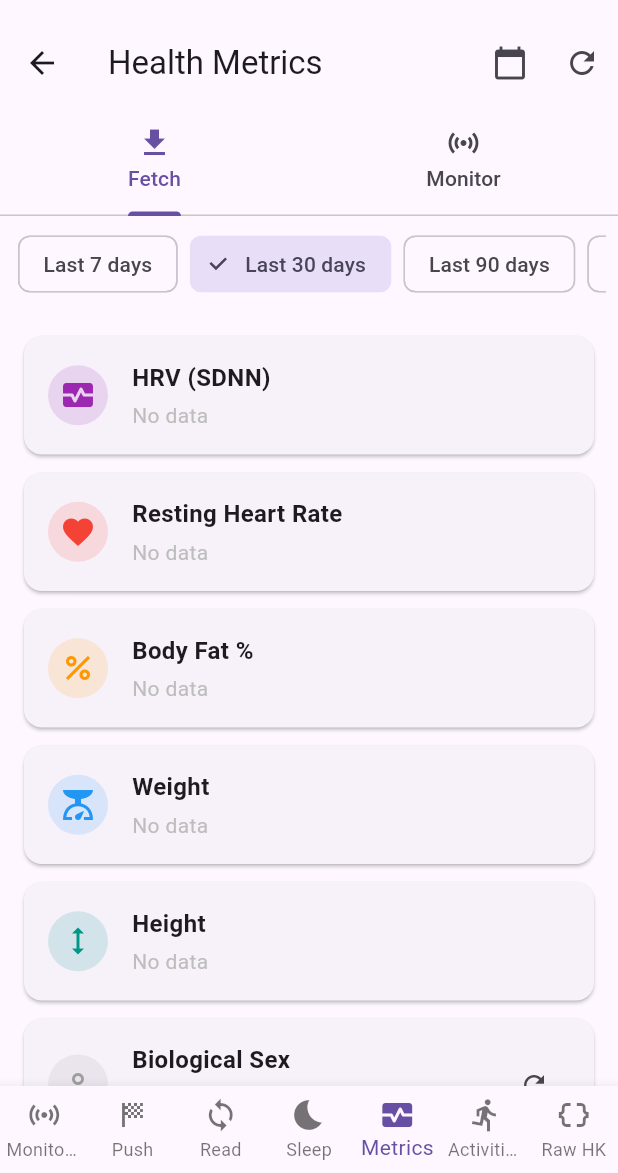
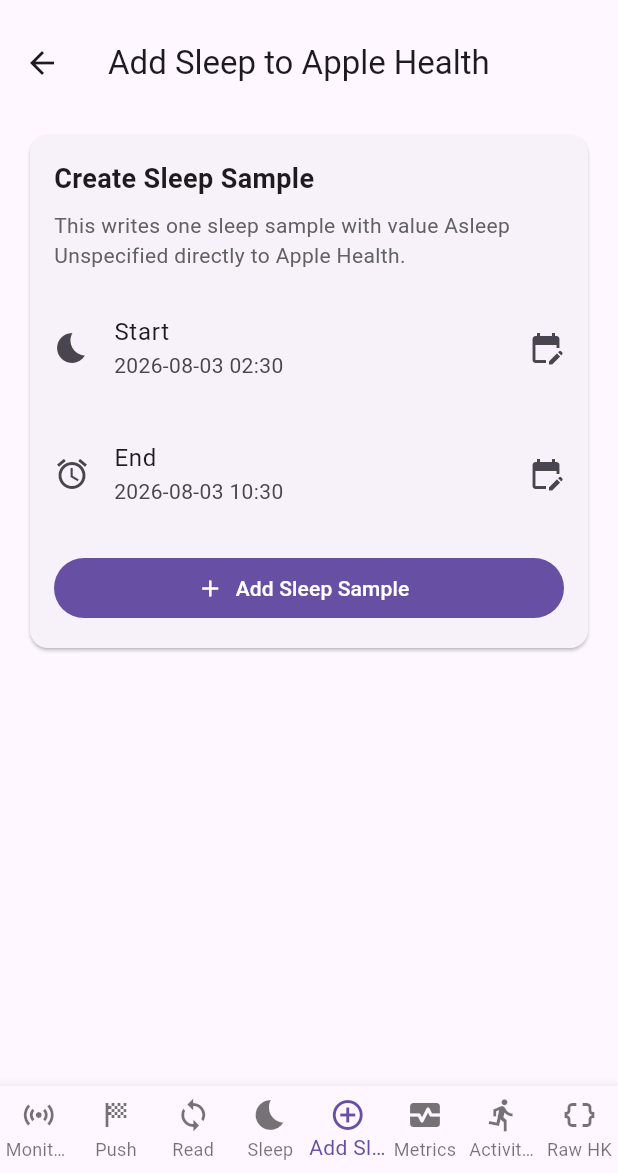
Before and after one commit to TeamGenius/humango-health, a Flutter app: the _AppTabsScreen screen opened directly, item 5 of the bottom bar chosen, on a phone screen of 412 x 824 dp, the part 63-1236 px from its top. Run offline on Flutter 3.47's test engine with Material 3 defaults, Android fonts, the phone set to English and light mode, and no system bars; our stand-ins replace plugin_platform_interface, shared_preferences; accounts and stored records are empty.

Commit message:
sleep sources

```diff
--- /dev/null
+++ b/example/lib/add_sleep_screen.dart
@@ -0,0 +1,281 @@
+import 'package:flutter/material.dart';
+import 'package:flutter/services.dart';
+
+class AddSleepScreen extends StatefulWidget {
+  const AddSleepScreen({super.key});
+
+  @override
+  State<AddSleepScreen> createState() => _AddSleepScreenState();
+}
+
+class _AddSleepScreenState extends State<AddSleepScreen> {
+  static const MethodChannel _channel = MethodChannel(
+    'com.humango.example/addSleep',
+  );
+
+  late DateTime _startDateTime;
+  late DateTime _endDateTime;
+  bool _isSaving = false;
+  String? _status;
+  bool _isError = false;
+
+  @override
+  void initState() {
+    super.initState();
+    final now = DateTime.now();
+    _endDateTime = now;
+    _startDateTime = now.subtract(const Duration(hours: 8));
+  }
+
+  Future<void> _pickStartDateTime() async {
+    final pickedDate = await showDatePicker(
+      context: context,
+      initialDate: _startDateTime,
+      firstDate: DateTime(2020),
+      lastDate: DateTime.now().add(const Duration(days: 365)),
+      helpText: 'Select sleep start date',
+    );
+    if (pickedDate == null || !mounted) return;
+
+    final pickedTime = await showTimePicker(
+      context: context,
+      initialTime: TimeOfDay.fromDateTime(_startDateTime),
+      helpText: 'Select sleep start time',
+    );
+    if (pickedTime == null || !mounted) return;
+
+    setState(() {
+      _startDateTime = DateTime(
+        pickedDate.year,
+        pickedDate.month,
+        pickedDate.day,
+        pickedTime.hour,
+        pickedTime.minute,
+      );
+      _status = null;
+    });
+  }
+
+  Future<void> _pickEndDateTime() async {
+    final pickedDate = await showDatePicker(
+      context: context,
+      initialDate: _endDateTime,
+      firstDate: DateTime(2020),
+      lastDate: DateTime.now().add(const Duration(days: 365)),
+      helpText: 'Select sleep end date',
+    );
+    if (pickedDate == null || !mounted) return;
+
+    final pickedTime = await showTimePicker(
+      context: context,
+      initialTime: TimeOfDay.fromDateTime(_endDateTime),
+      helpText: 'Select sleep end time',
+    );
+    if (pickedTime == null || !mounted) return;
+
+    setState(() {
+      _endDateTime = DateTime(
+        pickedDate.year,
+        pickedDate.month,
+        pickedDate.day,
+        pickedTime.hour,
+        pickedTime.minute,
+      );
+      _status = null;
+    });
+  }
+
+  String? _validate() {
+    if (!_endDateTime.isAfter(_startDateTime)) {
+      return 'End date/time must be later than start date/time.';
+    }
+    return null;
+  }
+
+  Future<void> _addSleepSample() async {
+    final validationError = _validate();
+    if (validationError != null) {
+      setState(() {
+        _status = validationError;
+        _isError = true;
+      });
+      return;
+    }
+
+    setState(() {
+      _isSaving = true;
+      _status = null;
+      _isError = false;
+    });
+
+    try {
+      final response = await _channel.invokeMethod<Map<dynamic, dynamic>>(
+        'addSleepSample',
+        {
+          'startDate': _startDateTime.toUtc().toIso8601String(),
+          'endDate': _endDateTime.toUtc().toIso8601String(),
+        },
+      );
+
+      final sampleUuid = response?['sampleUuid']?.toString() ?? 'unknown';
+
+      setState(() {
+        _status = 'Sleep sample saved to Apple Health. UUID: $sampleUuid';
+        _isError = false;
+      });
+
+      if (mounted) {
+        ScaffoldMessenger.of(context).showSnackBar(
+          const SnackBar(
+            content: Text('Sleep sample successfully added to Apple Health.'),
+          ),
+        );
+      }
+    } on PlatformException catch (e) {
+      setState(() {
+        _status = 'Save failed (${e.code}): ${e.message ?? 'Unknown error'}';
+        _isError = true;
+      });
+    } catch (e) {
+      setState(() {
+        _status = 'Save failed: $e';
+        _isError = true;
+      });
+    } finally {
+      if (mounted) {
+        setState(() {
+          _isSaving = false;
+        });
+      }
+    }
+  }
+
+  @override
+  Widget build(BuildContext context) {
+    final validationError = _validate();
+
+    return Scaffold(
+      appBar: AppBar(title: const Text('Add Sleep to Apple Health')),
+      body: ListView(
+        padding: const EdgeInsets.all(16),
+        children: [
+          Card(
+            child: Padding(
+              padding: const EdgeInsets.all(16),
+              child: Column(
+                crossAxisAlignment: CrossAxisAlignment.start,
+                children: [
+                  const Text(
+                    'Create Sleep Sample',
+                    style: TextStyle(fontSize: 18, fontWeight: FontWeight.w600),
+                  ),
+                  const SizedBox(height: 8),
+                  Text(
+                    'This writes one sleep sample with value Asleep Unspecified directly to Apple Health.',
+                    style: TextStyle(color: Colors.grey[700]),
+                  ),
+                  const SizedBox(height: 16),
+                  _DateTimeRow(
+                    label: 'Start',
+                    dateTime: _startDateTime,
+                    onTap: _pickStartDateTime,
+                    icon: Icons.bedtime,
+                  ),
+                  const SizedBox(height: 12),
+                  _DateTimeRow(
+                    label: 'End',
+                    dateTime: _endDateTime,
+                    onTap: _pickEndDateTime,
+                    icon: Icons.alarm,
+                  ),
+                  if (validationError != null) ...[
+                    const SizedBox(height: 12),
+                    Text(
+                      validationError,
+                      style: const TextStyle(color: Colors.red),
+                    ),
+                  ],
+                  const SizedBox(height: 16),
+                  SizedBox(
+                    width: double.infinity,
+                    child: FilledButton.icon(
+                      onPressed: _isSaving ? null : _addSleepSample,
+                      icon: _isSaving
+                          ? const SizedBox(
+                              width: 16,
+                              height: 16,
+                              child: CircularProgressIndicator(
+                                strokeWidth: 2,
+                                color: Colors.white,
+                              ),
+                            )
+                          : const Icon(Icons.add),
+                      label: Text(_isSaving ? 'Saving...' : 'Add Sleep Sample'),
+                    ),
+                  ),
+                ],
+              ),
+            ),
+          ),
+          const SizedBox(height: 12),
+          if (_status != null)
+            Card(
+              color: _isError ? Colors.red[50] : Colors.green[50],
+              child: Padding(
+                padding: const EdgeInsets.all(12),
+                child: Row(
+                  crossAxisAlignment: CrossAxisAlignment.start,
+                  children: [
+                    Icon(
+                      _isError ? Icons.error_outline : Icons.check_circle_outline,
+                      color: _isError ? Colors.red[700] : Colors.green[700],
+                    ),
+                    const SizedBox(width: 8),
+                    Expanded(
+                      child: Text(
+                        _status!,
+                        style: TextStyle(
+                          color: _isError ? Colors.red[800] : Colors.green[800],
+                        ),
+                      ),
+                    ),
+                  ],
+                ),
+              ),
+            ),
+        ],
+      ),
+    );
+  }
+}
+
+class _DateTimeRow extends StatelessWidget {
+  final String label;
+  final DateTime dateTime;
+  final VoidCallback onTap;
+  final IconData icon;
+
+  const _DateTimeRow({
+    required this.label,
+    required this.dateTime,
+    required this.onTap,
+    required this.icon,
+  });
+
+  @override
+  Widget build(BuildContext context) {
+    final local = dateTime.toLocal();
+    final formatted =
+        '${local.year}-${local.month.toString().padLeft(2, '0')}-${local.day.toString().padLeft(2, '0')} '
+        '${local.hour.toString().padLeft(2, '0')}:${local.minute.toString().padLeft(2, '0')}';
+
+    return ListTile(
+      contentPadding: EdgeInsets.zero,
+      leading: Icon(icon),
+      title: Text(label),
+      subtitle: Text(formatted),
+      trailing: const Icon(Icons.edit_calendar),
+      onTap: onTap,
+    );
+  }
+}
--- a/example/lib/main.dart
+++ b/example/lib/main.dart
@@ -6,6 +6,7 @@
 import 'workout_push_screen.dart' as workouts;
 import 'workout_read_screen.dart' as readworkouts;
 import 'sleep_data_screen.dart' as sleep;
+import 'add_sleep_screen.dart' as addsleep;
 import 'health_metrics_screen.dart';
 import 'today_activities_screen.dart' as activities;
 import 'monitoring_screen.dart' as monitoring;
@@ -330,6 +331,7 @@
     const workouts.WorkoutPushScreen(),
     const readworkouts.WorkoutReadScreen(),
     const sleep.SleepDataScreen(),
+    const addsleep.AddSleepScreen(),
     const HealthMetricsScreen(),
     const activities.TodayActivitiesScreen(),
     const rawview.RawWorkoutsScreen(),
@@ -383,6 +385,10 @@
           BottomNavigationBarItem(icon: Icon(Icons.sync), label: 'Read'),
           BottomNavigationBarItem(icon: Icon(Icons.bedtime), label: 'Sleep'),
           BottomNavigationBarItem(
+            icon: Icon(Icons.add_circle_outline),
+            label: 'Add Sleep',
+          ),
+          BottomNavigationBarItem(
             icon: Icon(Icons.monitor_heart),
             label: 'Metrics',
           ),
```
Also changed, not shown: 2 other files.
